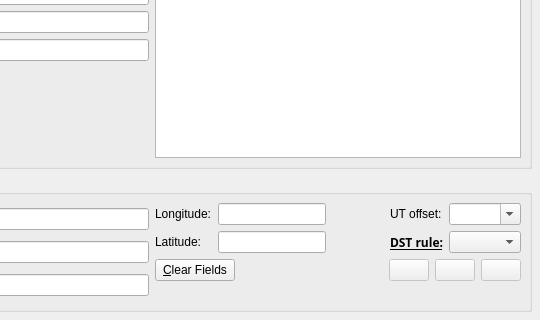
Before: the Qt Designer form kstars/dialogs/locationdialog.ui in KDE/kstars, drawn with Qt 5; both pictures show x 236 to 776 and y 239 to 559 of the 776 by 559 pixel window.
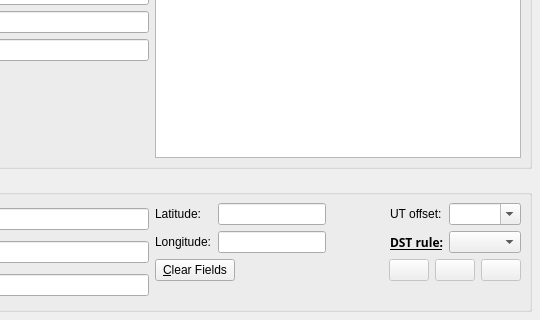
After: the same form once the commit is applied. Custom widgets are drawn as their Qt base class.

Commit message: Change the order of latitude and longitude in the Location dialog.

What changed in the file:
```diff
--- a/kstars/dialogs/locationdialog.ui
+++ b/kstars/dialogs/locationdialog.ui
@@ -323,14 +323,14 @@
             <property name="spacing">
              <number>6</number>
             </property>
-            <item row="0" column="0">
+            <item row="1" column="0">
              <widget class="QLabel" name="LongLabel">
               <property name="text">
                <string>Longitude:</string>
               </property>
              </widget>
             </item>
-            <item row="0" column="1">
+            <item row="1" column="1">
              <widget class="dmsBox" name="NewLong">
               <property name="sizePolicy">
                <sizepolicy hsizetype="Preferred" vsizetype="Fixed">
@@ -346,29 +346,29 @@
               </property>
              </widget>
             </item>
-            <item row="1" column="1">
-             <widget class="dmsBox" name="NewLat">
-              <property name="sizePolicy">
-               <sizepolicy hsizetype="Preferred" vsizetype="Fixed">
-                <horstretch>0</horstretch>
-                <verstretch>0</verstretch>
-               </sizepolicy>
-              </property>
-              <property name="minimumSize">
-               <size>
-                <width>100</width>
-                <height>0</height>
-               </size>
-              </property>
-             </widget>
-            </item>
-            <item row="1" column="0">
+            <item row="0" column="0">
              <widget class="QLabel" name="LatLabel">
               <property name="text">
                <string>Latitude:</string>
               </property>
              </widget>
             </item>
+            <item row="0" column="1">
+             <widget class="dmsBox" name="NewLat">
+              <property name="sizePolicy">
+               <sizepolicy hsizetype="Preferred" vsizetype="Fixed">
+                <horstretch>0</horstretch>
+                <verstretch>0</verstretch>
+               </sizepolicy>
+              </property>
+              <property name="minimumSize">
+               <size>
+                <width>100</width>
+                <height>0</height>
+               </size>
+              </property>
+             </widget>
+            </item>
            </layout>
           </item>
           <item>
```
Left out of the diff: 10 changed lines with no effect on the pictures.
